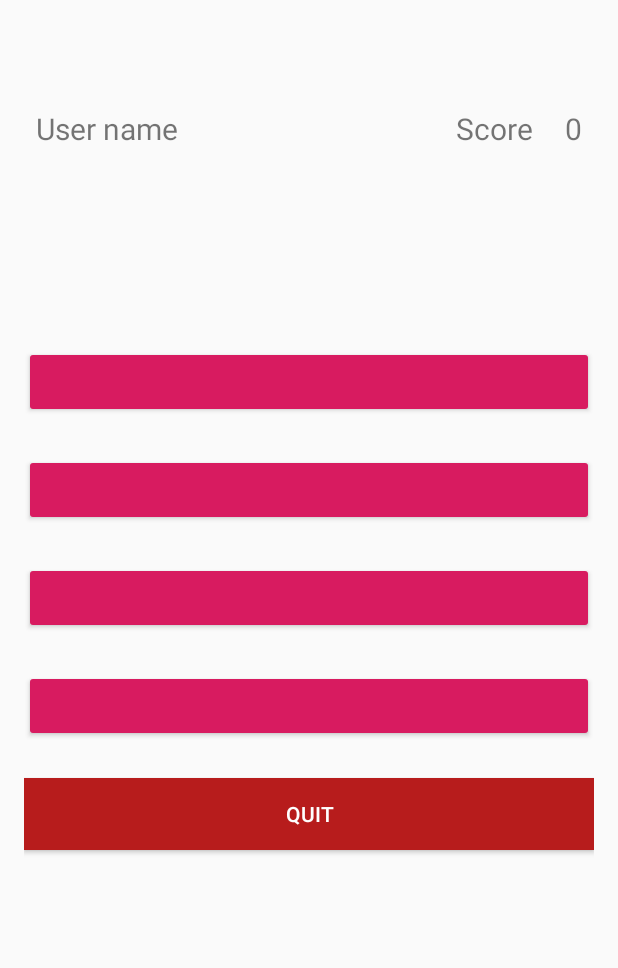
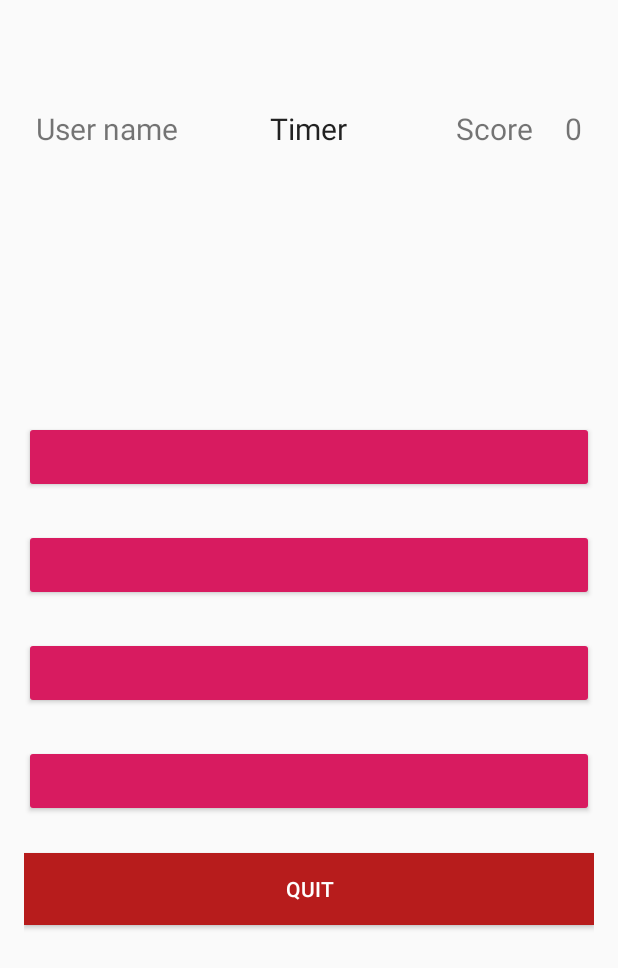
Before and after one commit to FrereB/CS3D5B, an Android app: the layout activity_main.xml on its own in the app's theme, with its tools: preview values and no code run, on a phone screen of 412 x 824 dp. Shown: the top 968 px of the screen. Run offline under Robolectric (Android 15) with nearby library versions, the phone set to English and light mode, and no system bars.

Commit message:
basic timer done

```diff
--- a/Quizz/app/src/main/java/trinity/cs3d5b/quizz/MainActivity.java
+++ b/Quizz/app/src/main/java/trinity/cs3d5b/quizz/MainActivity.java
@@ -1,6 +1,7 @@
 package trinity.cs3d5b.quizz;
 
 import android.content.Intent;
+import android.os.CountDownTimer;
 import android.support.v7.app.AppCompatActivity;
 import android.os.Bundle;
 import android.view.View;
@@ -8,6 +9,8 @@ import android.widget.Button;
 import android.widget.ImageView;
 import android.widget.TextView;
 import android.widget.Toast;
+
+import java.util.concurrent.TimeUnit;
 
 import trinity.cs3d5b.quizz.utilities.JsonParser;
 
@@ -33,6 +36,12 @@ public class MainActivity extends AppCompatActivity {
     private int mScore = 0;
     private int mQuestionNumber = 0;
     private boolean gameOver = false;
+
+    //timer code
+    private TextView timerTextView;
+    private CounterClass timer;
+    long remainMilli = 0;
+    boolean isRunning = false;
 
 
     @Override
@@ -82,6 +91,9 @@ public class MainActivity extends AppCompatActivity {
         TextView textView = findViewById(R.id.pseudo);
         textView.setText(name);
 
+        timerTextView = findViewById(R.id.timerTextView);
+        timer = new CounterClass(15000,1);
+        timer.start();
         mScoreView = findViewById(R.id.score);
         mQuestionView = findViewById(R.id.question);
         mButtonChoice1 = findViewById(R.id.choice1);
@@ -210,4 +222,38 @@ public class MainActivity extends AppCompatActivity {
         mScoreView.setText("" + mScore);
     }
 
+    public class CounterClass extends CountDownTimer {
+        //All three methods (constructor) need to be overridden to use this class
+
+        //Default Constructor
+        public CounterClass(long millisInFuture, long countDownInterval) {
+            super(millisInFuture, countDownInterval);
+
+        }
+
+        //When timer is ticking, what should happen at that duration; will go in this method
+        @Override
+        public void onTick(long millisUntilFinished) {
+            remainMilli = millisUntilFinished;
+
+            //Format to display the timer
+            String hms = String.format("%02d . %03d",
+                    TimeUnit.MILLISECONDS.toSeconds(remainMilli)- TimeUnit.MINUTES.toSeconds(TimeUnit.MILLISECONDS.toMinutes(remainMilli)),
+                    TimeUnit.MILLISECONDS.toMillis(remainMilli) - TimeUnit.SECONDS.toMillis(TimeUnit.MILLISECONDS.toSeconds(remainMilli)));
+
+            timerTextView.setText(hms);
+
+        }
+
+        //When time is finished, what should happen: will go in this method
+        @Override
+        public void onFinish() {
+            // reset all variables
+            isRunning=false;
+            remainMilli=0;
+            Toast.makeText(MainActivity.this, "Out of Time!", Toast.LENGTH_SHORT).show();
+            updateQuestion();
+            timer.start();
+        }
+    }
 }
--- a/Quizz/app/src/main/res/layout/activity_main.xml
+++ b/Quizz/app/src/main/res/layout/activity_main.xml
@@ -24,6 +24,16 @@
         android:layout_height="wrap_content"
         android:layout_marginBottom="40dp"
         android:padding="8dp">
+
+        <TextView
+            android:layout_width="wrap_content"
+            android:layout_height="wrap_content"
+            android:textAppearance="?android:attr/textAppearanceLarge"
+            android:text="Timer"
+            android:textSize="20sp"
+            android:id="@+id/timerTextView"
+            android:layout_centerHorizontal="true"
+            android:layout_marginBottom="50dp" />
 
         <TextView
             android:id="@+id/pseudo"
```
